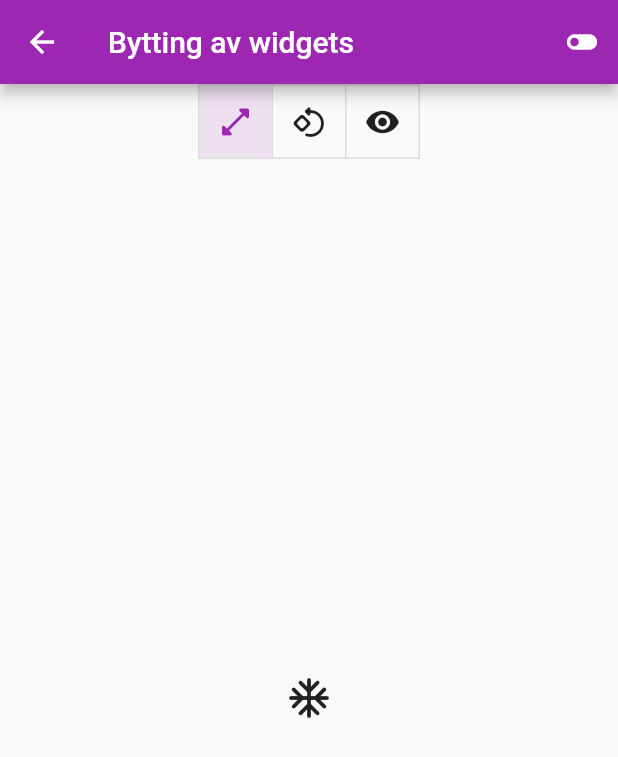
After one commit to Sonat-Consulting/fagdag-flutter, a Flutter app: the ImplicitAnimationsPage screen opened by its route, after a tap on "Bytting av widgets", on a phone screen of 412 x 824 dp. The commit adds this screen. Shown: the top 757 px of the screen. Run offline on Flutter 3.47's test engine with Material 2 defaults, Android fonts, the phone set to English and light mode, and no system bars; our stand-ins replace lottie.

Commit message:
Add implict animation examples

```diff
--- a/animasjoner/example/lib/pages/implicit/implicit_animations.dart
+++ b/animasjoner/example/lib/pages/implicit/implicit_animations.dart
@@ -1,3 +1,4 @@
+import 'package:animations_example/components/animated_list_tile.dart';
 import 'package:flutter/material.dart';
 
 class ImplicitAnimationsPage extends StatelessWidget {
@@ -7,6 +8,30 @@ class ImplicitAnimationsPage extends StatelessWidget {
       appBar: AppBar(
         title: Text('Implisitte animasjoner'),
       ),
+      body: ListView(
+        children: [
+          AnimatedListTile(
+            title: Text('Synlighet'),
+            subtitle: Text('AnimatedOpacity'),
+            onTap: () => Navigator.of(context).pushNamed('/implicit/opacity'),
+          ),
+          AnimatedListTile(
+            title: Text('Containere'),
+            subtitle: Text('AnimatedContainer'),
+            onTap: () => Navigator.of(context).pushNamed('/implicit/container'),
+          ),
+          AnimatedListTile(
+            title: Text('Bytting av widgets'),
+            subtitle: Text('AnimatedSwitcher'),
+            onTap: () => Navigator.of(context).pushNamed('/implicit/switcher'),
+          ),
+          AnimatedListTile(
+            title: Text('Hero-animasjoner'),
+            subtitle: Text('Hero'),
+            onTap: () => Navigator.of(context).pushNamed('/implicit/hero'),
+          ),
+        ],
+      ),
     );
   }
 }
--- /dev/null
+++ b/animasjoner/example/lib/pages/implicit/switcher.dart
@@ -0,0 +1,84 @@
+import 'package:animations_example/shared.dart';
+import 'package:flutter/material.dart';
+
+class ImplicitSwitcherPage extends StatefulWidget {
+  @override
+  _ImplicitSwitcherPageState createState() => _ImplicitSwitcherPageState();
+}
+
+class _ImplicitSwitcherPageState extends State<ImplicitSwitcherPage> {
+  bool toggled = false;
+  List<bool> options = [true, false, false];
+
+  List<Widget> get optionButtons {
+    return [
+      Icon(Icons.open_in_full_rounded),
+      Icon(Icons.rotate_90_degrees_ccw_rounded),
+      Icon(Icons.remove_red_eye_rounded),
+    ];
+  }
+
+  Widget get untoggledWidget {
+    return Icon(Icons.ac_unit_rounded, size: 32.0);
+  }
+
+  Widget get toggledWidget {
+    return Container(
+      width: 100,
+      height: 100,
+      color: Colors.green,
+    );
+  }
+
+  void handleOptionPressed(int index) {
+    setState(() {
+      options.forEach((o) {
+        options[options.indexOf(o)] = false;
+      });
+      options[index] = true;
+    });
+  }
+
+  @override
+  Widget build(BuildContext context) {
+    return Scaffold(
+      appBar: AppBar(
+        title: Text('Bytting av widgets'),
+        actions: [
+          IconButton(
+            icon: Icon(
+              toggled ? Icons.toggle_on_rounded : Icons.toggle_off_rounded,
+            ),
+            onPressed: () => setState(() => toggled = !toggled),
+          ),
+        ],
+      ),
+      body: Column(
+        children: [
+          ToggleButtons(
+            children: optionButtons,
+            isSelected: options,
+            onPressed: handleOptionPressed,
+          ),
+          Expanded(
+            child: Center(
+              child: AnimatedSwitcher(
+                transitionBuilder: (child, animation) {
+                  if (options[0]) {
+                    return ScaleTransition(scale: animation, child: child);
+                  } else if (options[1]) {
+                    return RotationTransition(turns: animation, child: child);
+                  } else {
+                    return FadeTransition(opacity: animation, child: child);
+                  }
+                },
+                duration: defaultDuration,
+                child: toggled ? toggledWidget : untoggledWidget,
+              ),
+            ),
+          ),
+        ],
+      ),
+    );
+  }
+}
--- /dev/null
+++ b/animasjoner/example/lib/shared.dart
@@ -0,0 +1 @@
+const defaultDuration = Duration(milliseconds: 160);
```
Also changed, not shown: animasjoner/example/lib/main.dart (+12 -1 lines), animasjoner/example/lib/pages/implicit/container.dart (added, +67 -0 lines), animasjoner/example/lib/pages/implicit/hero.dart (added, +96 -0 lines), animasjoner/example/lib/pages/implicit/opacity.dart (added, +38 -0 lines).
